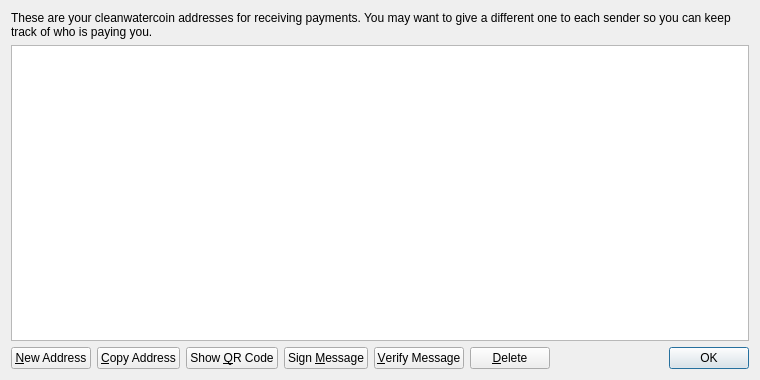
The window that src/qt/forms/addressbookpage.ui (CleanWaterCoin/cleanwatercoin) describes before a commit, drawn with Qt 5.
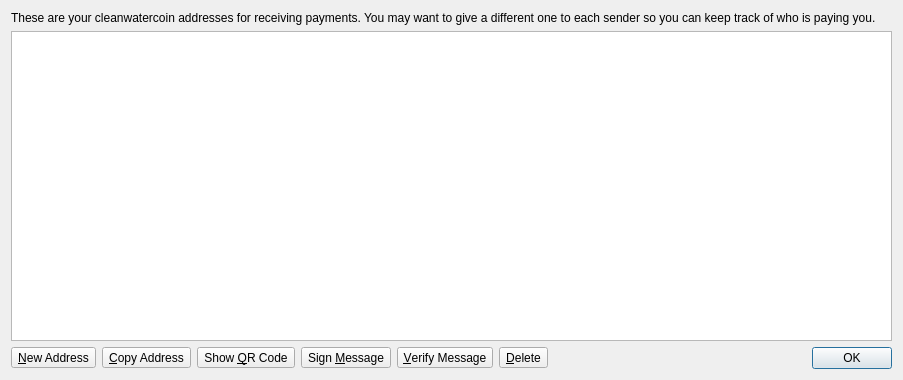
The same window after the commit. Icons and pictures are not drawn.

Diff of the .ui file:
```diff
--- a/src/qt/forms/addressbookpage.ui
+++ b/src/qt/forms/addressbookpage.ui
@@ -6,7 +6,7 @@
    <rect>
     <x>0</x>
     <y>0</y>
-    <width>760</width>
+    <width>903</width>
     <height>380</height>
    </rect>
   </property>
@@ -58,7 +58,7 @@
    <item>
     <layout class="QHBoxLayout" name="horizontalLayout">
      <item>
-      <widget class="QPushButton" name="newAddressButton">
+      <widget class="QToolButton" name="newAddressButton">
        <property name="toolTip">
         <string>Create a new address</string>
        </property>
@@ -69,10 +69,13 @@
         <iconset resource="../bitcoin.qrc">
          <normaloff>:/icons/add</normaloff>:/icons/add</iconset>
        </property>
+       <property name="toolButtonStyle">
+        <enum>Qt::ToolButtonTextBesideIcon</enum>
+       </property>
       </widget>
      </item>
      <item>
-      <widget class="QPushButton" name="copyToClipboard">
+      <widget class="QToolButton" name="copyToClipboard">
        <property name="toolTip">
         <string>Copy the currently selected address to the system clipboard</string>
        </property>
@@ -83,10 +86,13 @@
         <iconset resource="../bitcoin.qrc">
          <normaloff>:/icons/editcopy</normaloff>:/icons/editcopy</iconset>
        </property>
+       <property name="toolButtonStyle">
+        <enum>Qt::ToolButtonTextBesideIcon</enum>
+       </property>
       </widget>
      </item>
      <item>
-      <widget class="QPushButton" name="showQRCode">
+      <widget class="QToolButton" name="showQRCode">
        <property name="text">
         <string>Show &amp;QR Code</string>
        </property>
@@ -94,10 +100,13 @@
         <iconset resource="../bitcoin.qrc">
          <normaloff>:/icons/qrcode</normaloff>:/icons/qrcode</iconset>
        </property>
+       <property name="toolButtonStyle">
+        <enum>Qt::ToolButtonTextBesideIcon</enum>
+       </property>
       </widget>
      </item>
      <item>
-      <widget class="QPushButton" name="signMessage">
+      <widget class="QToolButton" name="signMessage">
        <property name="toolTip">
         <string>Sign a message to prove you own a cleanwatercoin address</string>
        </property>
@@ -108,10 +117,13 @@
         <iconset resource="../bitcoin.qrc">
          <normaloff>:/icons/edit</normaloff>:/icons/edit</iconset>
        </property>
+       <property name="toolButtonStyle">
+        <enum>Qt::ToolButtonTextBesideIcon</enum>
+       </property>
       </widget>
      </item>
      <item>
-      <widget class="QPushButton" name="verifyMessage">
+      <widget class="QToolButton" name="verifyMessage">
        <property name="toolTip">
         <string>Verify a message to ensure it was signed with a specified cleanwatercoin address</string>
        </property>
@@ -122,10 +134,13 @@
         <iconset resource="../bitcoin.qrc">
          <normaloff>:/icons/transaction_0</normaloff>:/icons/transaction_0</iconset>
        </property>
+       <property name="toolButtonStyle">
+        <enum>Qt::ToolButtonTextBesideIcon</enum>
+       </property>
       </widget>
      </item>
      <item>
-      <widget class="QPushButton" name="deleteButton">
+      <widget class="QToolButton" name="deleteButton">
        <property name="toolTip">
         <string>Delete the currently selected address from the list</string>
        </property>
@@ -136,6 +151,9 @@
         <iconset resource="../bitcoin.qrc">
          <normaloff>:/icons/remove</normaloff>:/icons/remove</iconset>
        </property>
+       <property name="toolButtonStyle">
+        <enum>Qt::ToolButtonTextBesideIcon</enum>
+       </property>
       </widget>
      </item>
      <item>
```
